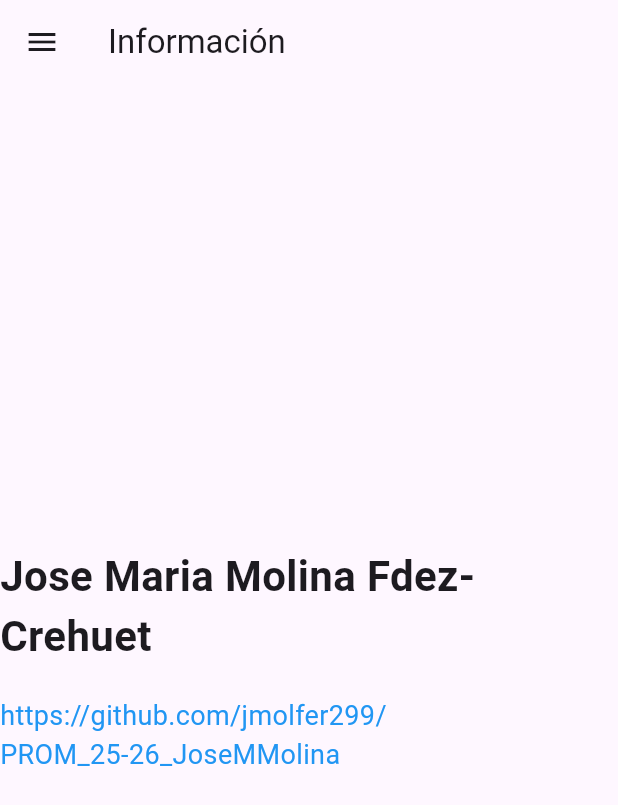
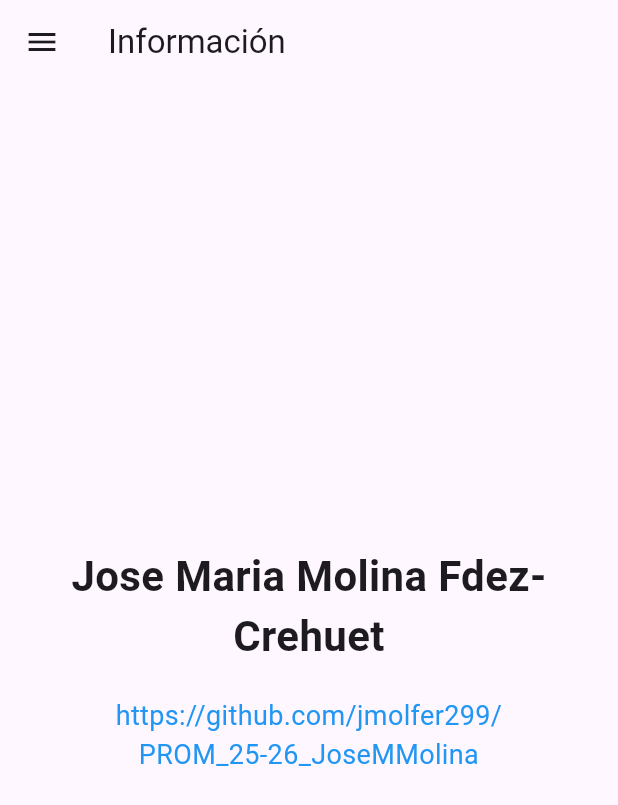
Before and after one commit to jmolfer299/PROM_25-26_JoseMMolina, a Flutter app: the screen it shows after launch, in the side drawer, after a tap on "Información", on a phone screen of 412 x 824 dp. Shown: the top 805 px of the screen. Run offline on Flutter 3.47's test engine with Material 3 defaults, Android fonts, the phone set to English and light mode, and no system bars; our stand-ins replace google_fonts.

Commit message:
hago las actividades 6 y 7 de la relacion

```diff
--- a/flutter_1/lib/drawer_menu.dart
+++ b/flutter_1/lib/drawer_menu.dart
@@ -4,6 +4,7 @@ import 'screens/profile_screen.dart';
 import 'screens/gallery_screen.dart';
 import 'screens/icons_screen.dart';
 import 'screens/images_screen.dart';
+import 'screens/text_screen.dart';
 
 class DrawerMenu extends StatelessWidget {
   const DrawerMenu({super.key});
@@ -16,48 +17,70 @@ class DrawerMenu extends StatelessWidget {
           DrawerHeader(
             decoration: BoxDecoration(color: Colors.blue),
             child: Center(
-              child: Text("Menú Principal",
-                  style: TextStyle(color: Colors.white, fontSize: 20)),
+              child: Text(
+                "Menú Principal",
+                style: TextStyle(color: Colors.white, fontSize: 20),
+              ),
             ),
           ),
           ListTile(
             leading: Icon(Icons.info),
             title: Text("Información"),
             onTap: () {
-              Navigator.push(context,
-                  MaterialPageRoute(builder: (context) => InfoScreen()));
+              Navigator.push(
+                context,
+                MaterialPageRoute(builder: (context) => InfoScreen()),
+              );
             },
           ),
           ListTile(
             leading: Icon(Icons.person),
             title: Text("Perfil"),
             onTap: () {
-              Navigator.push(context,
-                  MaterialPageRoute(builder: (context) => ProfileScreen()));
+              Navigator.push(
+                context,
+                MaterialPageRoute(builder: (context) => ProfileScreen()),
+              );
             },
           ),
           ListTile(
             leading: Icon(Icons.photo_library),
             title: Text("Galería"),
             onTap: () {
-              Navigator.push(context,
-                  MaterialPageRoute(builder: (context) => GalleryScreen()));
+              Navigator.push(
+                context,
+                MaterialPageRoute(builder: (context) => GalleryScreen()),
+              );
             },
           ),
           ListTile(
             leading: Icon(Icons.star),
             title: Text("Iconos"),
             onTap: () {
-              Navigator.push(context,
-                  MaterialPageRoute(builder: (context) => IconsScreen()));
+              Navigator.push(
+                context,
+                MaterialPageRoute(builder: (context) => IconsScreen()),
+              );
             },
           ),
           ListTile(
             leading: Icon(Icons.image),
             title: Text("Imágenes"),
             onTap: () {
-              Navigator.push(context,
-                  MaterialPageRoute(builder: (context) => ImagesScreen()));
+              Navigator.push(
+                context,
+                MaterialPageRoute(builder: (context) => ImagesScreen()),
+              );
+            },
+          ),
+          ListTile(
+            leading: Icon(Icons.text_fields),
+            title: Text("Textos"),
+            onTap: () {
+              Navigator.push(
+                context,
+                MaterialPageRoute(builder: (context) => TextScreen()),
+              );
             },
           ),
         ],
--- a/flutter_1/lib/screens/info_screen.dart
+++ b/flutter_1/lib/screens/info_screen.dart
@@ -11,12 +11,19 @@ class InfoScreen extends StatelessWidget {
       body: Center(
         child: Column(
           mainAxisAlignment: MainAxisAlignment.center,
+          crossAxisAlignment: CrossAxisAlignment.center, // Añadido para centrar
           children: [
-            Text("Jose Maria Molina Fdez-Crehuet",
-                style: TextStyle(fontSize: 28, fontWeight: FontWeight.bold)),
+            Text(
+              "Jose Maria Molina Fdez-Crehuet",
+              style: TextStyle(fontSize: 28, fontWeight: FontWeight.bold),
+              textAlign: TextAlign.center, // Centrar texto
+            ),
             SizedBox(height: 20),
-            Text("https://github.com/jmolfer299/PROM_25-26_JoseMMolina",
-                style: TextStyle(fontSize: 18, color: Colors.blue)),
+            Text(
+              "https://github.com/jmolfer299/PROM_25-26_JoseMMolina",
+              style: TextStyle(fontSize: 18, color: Colors.blue),
+              textAlign: TextAlign.center, // Centrar texto
+            ),
           ],
         ),
       ),
--- a/flutter_1/pubspec.yaml
+++ b/flutter_1/pubspec.yaml
@@ -9,11 +9,13 @@ environment:
 dependencies:
   flutter:
     sdk: flutter
+  google_fonts: ^6.3.2
 
 dev_dependencies:
   flutter_test:
     sdk: flutter
-  flutter_lints: ^5.0.0
+  flutter_lints: ^6.0.0
+
 
 flutter:
   uses-material-design: true
```
Also changed, not shown: flutter_1/lib/screens/text_screen.dart (added, +48 -0 lines), flutter_1/pubspec.lock, 1 other file.
